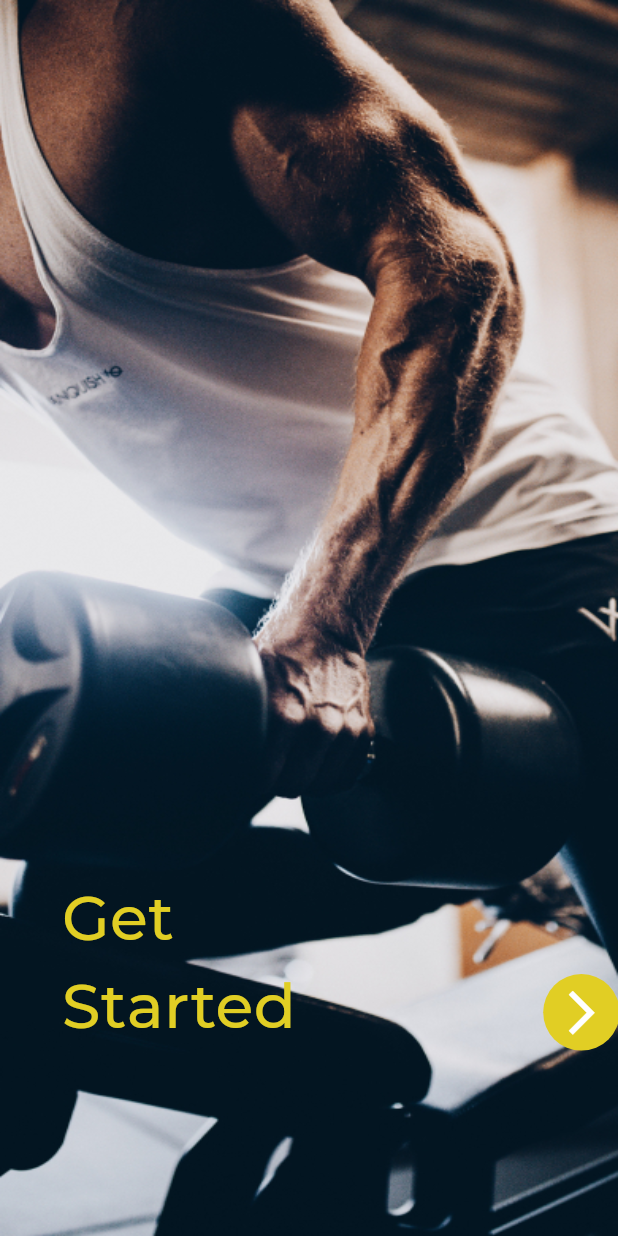
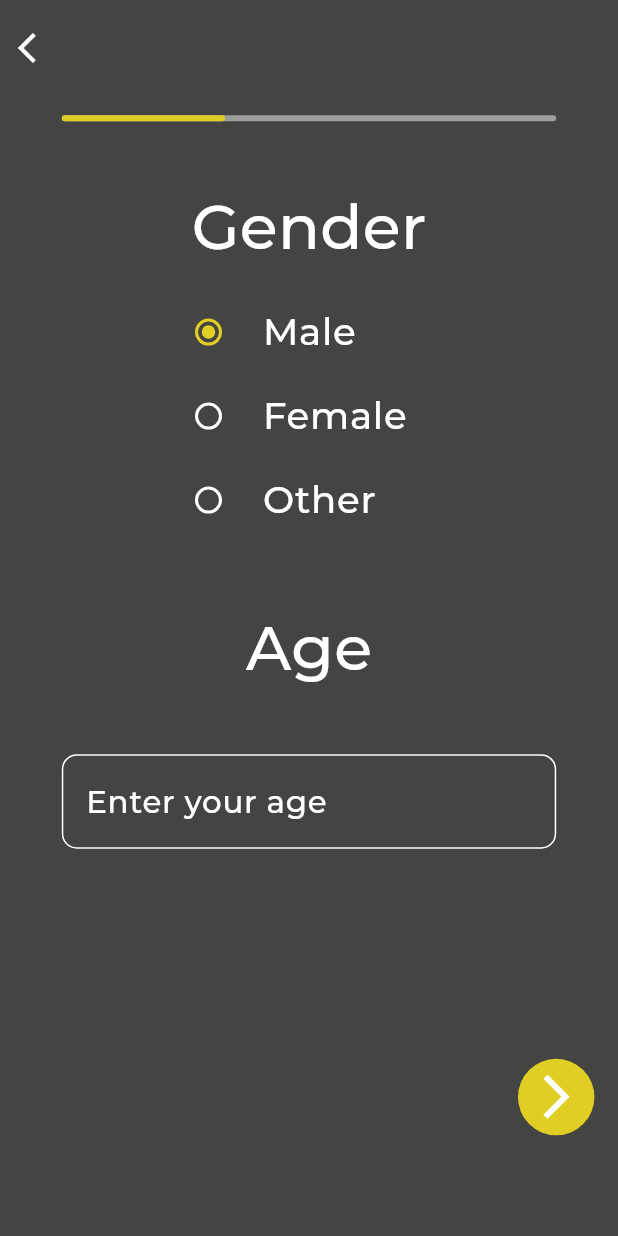
Before and after one commit to jeffrgh/Fitness_App, a Flutter app: the Initiation screen opened by its route, after a tap on the "arrow forward ios" icon, on a phone screen of 412 x 824 dp. Run offline on Flutter 3.47's test engine with Material 3 defaults, Android fonts, the phone set to English and light mode, and no system bars.

Commit message:
Added Getting Started with Gender and Age

```diff
--- a/lib/main.dart
+++ b/lib/main.dart
@@ -1,14 +1,27 @@
+import 'package:fitness_app/screens/gs_gender.dart';
 import 'package:fitness_app/screens/initiate.dart';
 import 'package:flutter/material.dart';
+import 'package:flutter/services.dart';
 
 import '/screens/home.dart';
 import '/screens/login.dart';
 import '/screens/signup.dart';
 
 void main() {
-  runApp(
-    const MyApp(),
+  WidgetsFlutterBinding.ensureInitialized();
+  SystemChrome.setEnabledSystemUIMode(
+    SystemUiMode.immersive,
   );
+  SystemChrome.setPreferredOrientations(
+    [
+      DeviceOrientation.portraitUp,
+      DeviceOrientation.portraitDown,
+    ],
+  ).then((_) {
+    runApp(
+      const MyApp(),
+    );
+  });
 }
 
 class MyApp extends StatefulWidget {
@@ -28,12 +41,14 @@ class _MyAppState extends State<MyApp> {
         '/signup': (context) => const SignUp(),
         '/login': (context) => const LogIn(),
         '/gs': (context) => const Initiation(),
+        '/gender': (context) => const GenderGS(),
       },
       home: const Home(),
       theme: ThemeData(
         useMaterial3: true,
+        scaffoldBackgroundColor: const Color.fromARGB(244, 60, 60, 59),
         colorScheme: const ColorScheme.dark(
-          background: Color.fromARGB(244, 60, 60, 59),
+          surface: Color.fromARGB(244, 60, 60, 59),
           brightness: Brightness.dark,
         ),
       ),
--- /dev/null
+++ b/lib/screens/gs_gender.dart
@@ -0,0 +1,195 @@
+import 'package:flutter/material.dart';
+
+enum Gender { male, female, other }
+
+class GenderGS extends StatefulWidget {
+  const GenderGS({super.key});
+  static const routeName = '/gender';
+
+  @override
+  State<GenderGS> createState() => _GenderGSState();
+}
+
+class _GenderGSState extends State<GenderGS> {
+  Gender _gender = Gender.male;
+  @override
+  Widget build(BuildContext context) {
+    return Scaffold(
+      body: SingleChildScrollView(
+        child: Column(
+          children: [
+            SizedBox(
+              height: MediaQuery.of(context).size.height * 0.01,
+            ),
+            Align(
+              alignment: Alignment.topLeft,
+              child: IconButton(
+                icon: const Icon(
+                  Icons.arrow_back_ios,
+                ),
+                onPressed: () {
+                  Navigator.of(context).pop();
+                },
+              ),
+            ),
+            Padding(
+              padding: EdgeInsets.only(
+                top: MediaQuery.of(context).size.height * 0.025,
+                left: MediaQuery.of(context).size.width * 0.1,
+                right: MediaQuery.of(context).size.width * 0.1,
+              ),
+              child: const LinearProgressIndicator(
+                color: Color.fromARGB(255, 225, 206, 36),
+                backgroundColor: Color.fromARGB(255, 157, 157, 157),
+                borderRadius: BorderRadius.all(
+                  Radius.circular(100),
+                ),
+                value: 0.33,
+              ),
+            ),
+            Padding(
+              padding: EdgeInsets.only(
+                // left: MediaQuery.of(context).size.width * 0.1,
+                top: MediaQuery.of(context).size.height * 0.05,
+              ),
+              child: Text(
+                'Gender',
+                style: TextStyle(
+                  fontFamily: 'Montserrat',
+                  fontSize: MediaQuery.of(context).size.height * 0.05,
+                ),
+              ),
+            ),
+            Padding(
+              padding: EdgeInsets.only(
+                left: MediaQuery.of(context).size.width * 0.25,
+                right: MediaQuery.of(context).size.width * 0.2,
+                top: MediaQuery.of(context).size.height * 0.015,
+              ),
+              child: RadioListTile<Gender>(
+                title: Text(
+                  "Male",
+                  style: TextStyle(
+                    fontFamily: 'Montserrat',
+                    fontSize: MediaQuery.of(context).size.height * 0.03,
+                  ),
+                ),
+                activeColor: const Color.fromARGB(255, 225, 206, 36),
+                value: Gender.male,
+                groupValue: _gender,
+                onChanged: (_) {
+                  setState(() {
+                    _gender = Gender.male;
+                  });
+                },
+              ),
+            ),
+            Padding(
+              padding: EdgeInsets.only(
+                left: MediaQuery.of(context).size.width * 0.25,
+                right: MediaQuery.of(context).size.width * 0.2,
+              ),
+              child: RadioListTile<Gender>(
+                title: Text(
+                  "Female",
+                  style: TextStyle(
+                    fontFamily: 'Montserrat',
+                    fontSize: MediaQuery.of(context).size.height * 0.03,
+                  ),
+                ),
+                activeColor: const Color.fromARGB(255, 225, 206, 36),
+                value: Gender.female,
+                groupValue: _gender,
+                onChanged: (_) {
+                  setState(() {
+                    _gender = Gender.female;
+                  });
+                },
+              ),
+            ),
+            Padding(
+              padding: EdgeInsets.only(
+                left: MediaQuery.of(context).size.width * 0.25,
+                right: MediaQuery.of(context).size.width * 0.2,
+              ),
+              child: RadioListTile<Gender>(
+                title: Text(
+                  "Other",
+                  style: TextStyle(
+                    fontFamily: 'Montserrat',
+                    fontSize: MediaQuery.of(context).size.height * 0.03,
+                  ),
+                ),
+                activeColor: const Color.fromARGB(255, 225, 206, 36),
+                value: Gender.other,
+                groupValue: _gender,
+                onChanged: (_) {
+                  setState(() {
+                    _gender = Gender.other;
+                  });
+                },
+              ),
+            ),
+            Padding(
+              padding: EdgeInsets.only(
+                // left: MediaQuery.of(context).size.width * 0.1,
+                top: MediaQuery.of(context).size.height * 0.05,
+              ),
+              child: Text(
+                'Age',
+                style: TextStyle(
+                  fontFamily: 'Montserrat',
+                  fontSize: MediaQuery.of(context).size.height * 0.05,
+                ),
+              ),
+            ),
+            Padding(
+              padding: EdgeInsets.only(
+                left: MediaQuery.of(context).size.width * 0.1,
+                right: MediaQuery.of(context).size.width * 0.1,
+                top: MediaQuery.of(context).size.height * 0.05,
+                // bottom: MediaQuery.of(context).size.height * 0.05,
+              ),
+              child: TextField(
+                keyboardType: TextInputType.number,
+                style: TextStyle(
+                  fontFamily: 'Montserrat',
+                  fontSize: MediaQuery.of(context).size.height * 0.025,
+                ),
+                decoration: const InputDecoration(
+                  hintText: 'Enter your age',
+                  border: OutlineInputBorder(
+                    borderRadius: BorderRadius.all(
+                      Radius.circular(10),
+                    ),
+                  ),
+                ),
+              ),
+            ),
+            Padding(
+              padding: EdgeInsets.only(
+                top: MediaQuery.of(context).size.height * 0.17,
+                left: MediaQuery.of(context).size.width * 0.8,
+              ),
+              child: IconButton.filled(
+                style: ButtonStyle(
+                  iconSize: MaterialStateProperty.all(35),
+                  backgroundColor: MaterialStateProperty.all(
+                    const Color.fromARGB(255, 225, 206, 36),
+                  ),
+                ),
+                onPressed: () {
+                  // Navigator.of(context).pushNamed('');
+                },
+                icon: const Icon(
+                  Icons.arrow_forward_ios,
+                  color: Colors.white,
+                ),
+              ),
+            ),
+          ],
+        ),
+      ),
+    );
+  }
+}
--- a/lib/screens/initiate.dart
+++ b/lib/screens/initiate.dart
@@ -1,4 +1,6 @@
 import 'package:flutter/material.dart';
+
+import 'gs_gender.dart';
 
 class Initiation extends StatefulWidget {
   const Initiation({super.key});
@@ -53,6 +55,11 @@ Started''',
                     ),
                   ),
                   onPressed: () {
+                    Navigator.of(context).push(
+                      MaterialPageRoute(
+                        builder: (context) => const GenderGS(),
+                      ),
+                    );
                     // Navigator.of(context).pushNamed('');
                   },
                   icon: const Icon(
```
